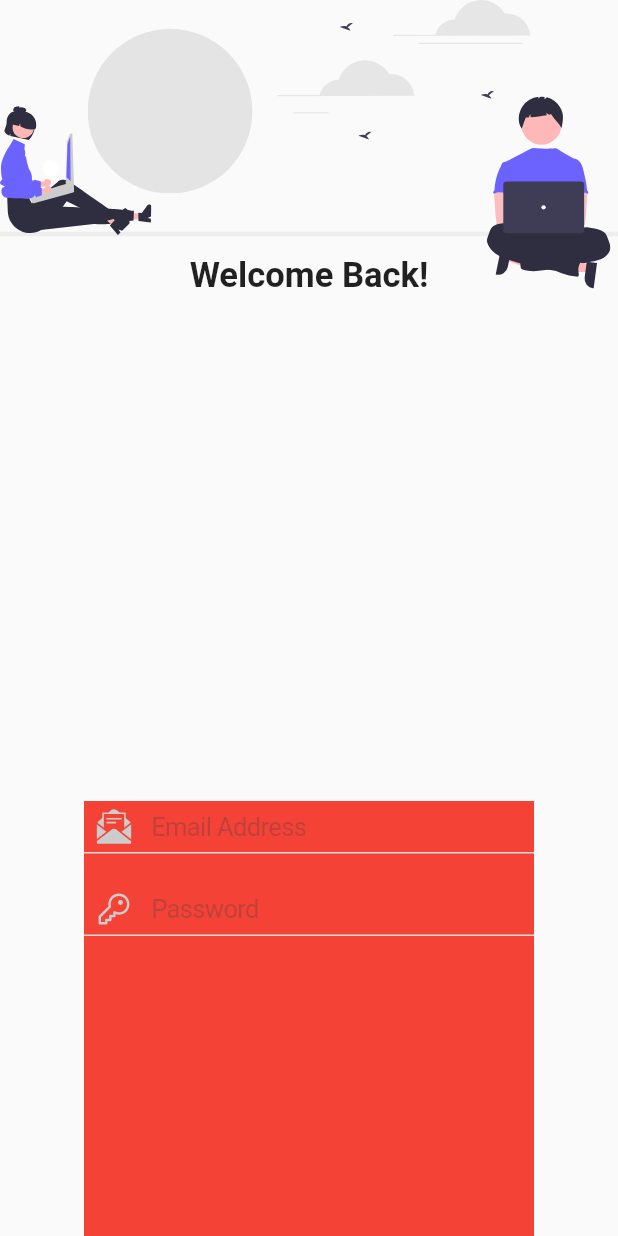
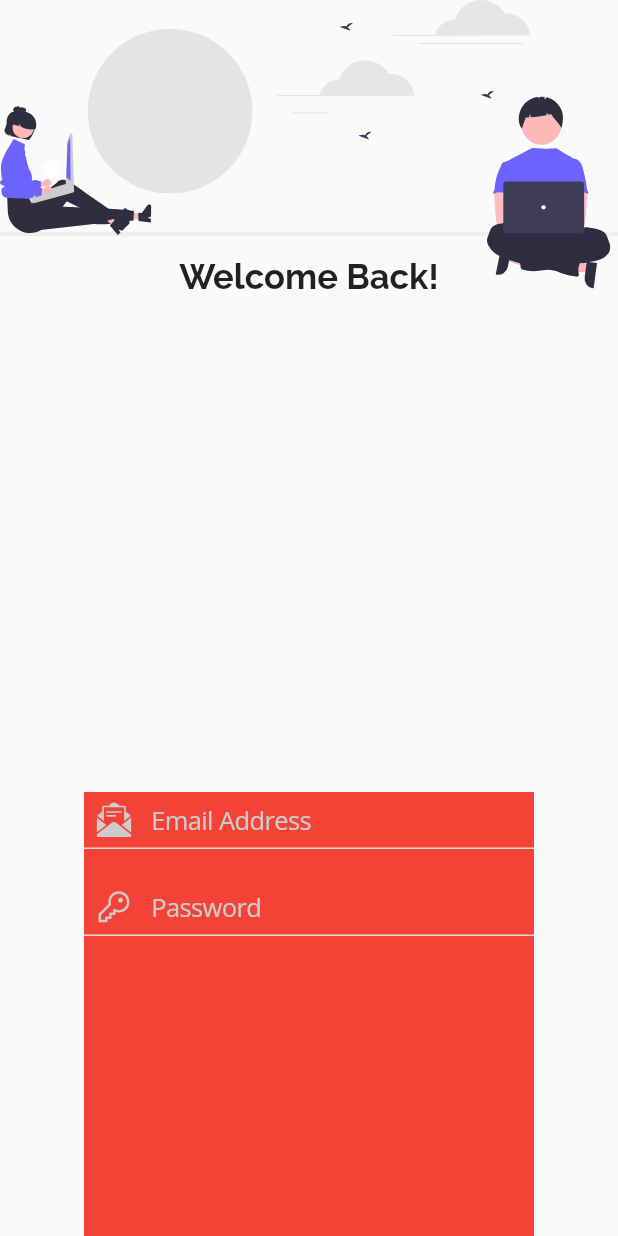
Before and after one commit to javieratoaxaca/FlutterUI, a Flutter app: the screen it shows after launch, on a phone screen of 412 x 824 dp. Run offline on Flutter 3.47's test engine with Material 2 defaults, Android fonts, the phone set to English and light mode, and no system bars; our stand-ins replace flutter_svg.

Commit message:
Agregando fuentes para el manejo del Login y del Form_login

```diff
--- a/flutter_ui_avanzado/lib/main.dart
+++ b/flutter_ui_avanzado/lib/main.dart
@@ -16,6 +16,7 @@ class MyApp extends StatelessWidget {
       title: 'Flutter Demo',
       theme: ThemeData(
         primarySwatch: Colors.blue,
+        fontFamily: 'sans',
       ),
       home: LoginPage(),
     );
--- a/flutter_ui_avanzado/lib/pages/login/widgets/input_text_login.dart
+++ b/flutter_ui_avanzado/lib/pages/login/widgets/input_text_login.dart
@@ -22,6 +22,13 @@ class InputTextLogin extends StatelessWidget {
         ),
       ),
       placeholder: this.placeholder,
+      style: TextStyle(
+        fontFamily: 'sans',
+      ),
+      placeholderStyle: TextStyle(
+        fontFamily: 'sans',
+        color: Color(0xffcccccc),
+      ),
       decoration: BoxDecoration(
         border: Border(
           bottom: BorderSide(
--- a/flutter_ui_avanzado/lib/pages/login/widgets/welcome.dart
+++ b/flutter_ui_avanzado/lib/pages/login/widgets/welcome.dart
@@ -33,6 +33,7 @@ class Welcome extends StatelessWidget {
                       style: TextStyle(
                         fontSize: responsive.ip(2.5),
                         fontWeight: FontWeight.bold,
+                        fontFamily: 'raleway',
                       ),
                     ),
                   ],
```
Also changed, not shown: flutter_ui_avanzado/pubspec.yaml (+21 -11 lines), flutter_ui_avanzado/assets/fonts/OpenSans-Bold.ttf (added), flutter_ui_avanzado/assets/fonts/OpenSans-Light.ttf (added), flutter_ui_avanzado/assets/fonts/OpenSans-Regular.ttf (added), flutter_ui_avanzado/assets/fonts/OpenSans-SemiBold.ttf (added), flutter_ui_avanzado/assets/fonts/Raleway-Bold.ttf (added), flutter_ui_avanzado/assets/fonts/Raleway-Light.ttf (added), flutter_ui_avanzado/assets/fonts/Raleway-Regular.ttf (added), flutter_ui_avanzado/assets/fonts/Raleway-SemiBold.ttf (added).
